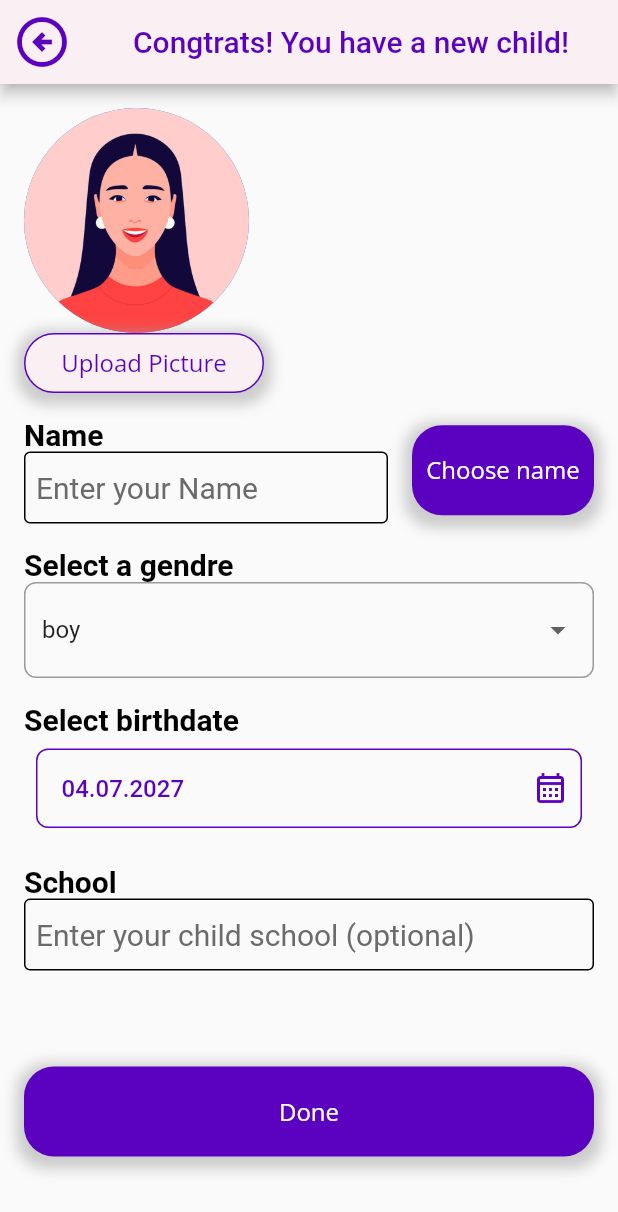
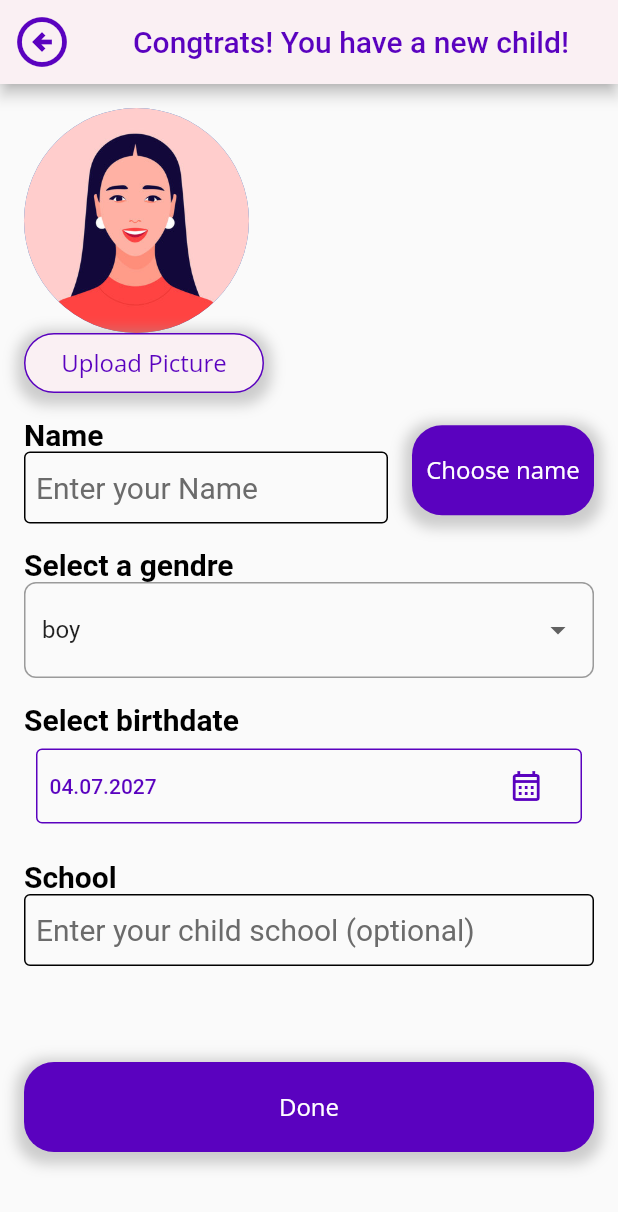
Before and after one commit to LuminitaIon/FamilyApp, a Flutter app: the AddChildScreen screen opened directly, on a phone screen of 412 x 824 dp. Shown: the top 1212 px of the screen. Run offline on Flutter 3.47's test engine with Material 2 defaults, Android fonts, the light colour scheme and no system bars; our stand-ins replace bloc, cloud_firestore, equatable, firebase_auth, firebase_core, firebase_database and 8 more; missing offline and left inert: material_tag_editor; accounts and stored records are empty; network calls fail; Roboto replaces fonts that are missing (OpenSansBold, OpenSansSemiBold).

Commit message:
fixed some bugs

```diff
--- a/lib/family_bloc/family_bloc.dart
+++ b/lib/family_bloc/family_bloc.dart
@@ -56,6 +56,7 @@ class FamilyBloc extends Bloc<FamilyEvent, FamilyState> {
         debugPrint(e.toString());
       }
     });
+    on<ReinitializeFamily>((event, emit) => FamilyState());
   }
 
   register(CreateFamilyEvent event) async {
--- a/lib/family_bloc/family_event.dart
+++ b/lib/family_bloc/family_event.dart
@@ -37,3 +37,4 @@ class AddChild extends FamilyEvent {
 
   AddChild(this.kid);
 }
+ class ReinitializeFamily extends FamilyEvent {}
--- a/lib/models/events_database.dart
+++ b/lib/models/events_database.dart
@@ -20,9 +20,9 @@ class EventsDatabase {
       EventsDatabase(parentsEvents: (json["parents_event"] as List?)
           ?.map((e) => EventModel.fromJson(e))
           .toList() ?? [],
-          childrenEvents:getMapFrom(json["children_event"]) );
+          childrenEvents:getMapFrom(json["children_event"]) ?? {});
 
-  static Map<String, List<EventModel>> getMapFrom(Map<String,dynamic> json){
+  static Map<String, List<EventModel>> getMapFrom(Map<String,dynamic>? json){
     Map<String, List<EventModel>> maps ={};
     json?.forEach((key, value) {
       maps[key] = (value as List?)?.map((e) => EventModel.fromJson(e)).toList() ?? [];
--- a/lib/screens/calendar/calendar_screen.dart
+++ b/lib/screens/calendar/calendar_screen.dart
@@ -90,7 +90,7 @@ class _CalendarScreenState extends State<CalendarScreen> {
         context.read<CalendarCubit>().getEventsForDay(state.selectedDay);
     if (events == null || events.isEmpty) {
       return Center(
-        child: Text('Nici un eveniment de prezentat'),
+        child: Text('Niciun eveniment de prezentat'),
       );
     }
 
--- a/lib/screens/login_screen/bloc/login_bloc.dart
+++ b/lib/screens/login_screen/bloc/login_bloc.dart
@@ -28,5 +28,9 @@ class LoginBloc extends Bloc<LoginEvent, LoginState> {
         emit(state.copyWith(state: LoginStates.error));
       }
     });
+    on<ForgotPassword>((event, emit) async{
+      await FirebaseAuth.instance.sendPasswordResetEmail(email: state.email);
+
+    });
   }
 }
--- a/lib/screens/login_screen/bloc/login_event.dart
+++ b/lib/screens/login_screen/bloc/login_event.dart
@@ -15,3 +15,5 @@ class LoginAddPassword extends LoginEvent {
 }
 
 class LoginToAccount extends LoginEvent {}
+
+class ForgotPassword extends LoginEvent {}
--- a/lib/user_bloc/user_logic_bloc.dart
+++ b/lib/user_bloc/user_logic_bloc.dart
@@ -46,6 +46,11 @@ class UserLogicBloc extends Bloc<UserLogicEvent, UserLogicState> {
       } catch (e) {
         //
       }
+    });
+
+    on<LogoutEvent>((event, emit) async {
+      await FirebaseAuth.instance.signOut();
+      emit(UserLogicState());
     });
   }
 
--- a/lib/user_bloc/user_logic_event.dart
+++ b/lib/user_bloc/user_logic_event.dart
@@ -9,7 +9,9 @@ class UserLogicEvent extends Equatable {
 
 class LoginEvent extends UserLogicEvent {}
 
-class LogoutEvent extends UserLogicEvent {}
+class LogoutEvent extends UserLogicEvent {
+
+}
 
 class UpdateEvent extends UserLogicEvent {}
 
--- a/lib/widgets/date_picker_button.dart
+++ b/lib/widgets/date_picker_button.dart
@@ -12,35 +12,35 @@ class DatePickerButton extends StatelessWidget {
   @override
   Widget build(BuildContext context) {
     return Padding(
-      padding:   EdgeInsets.only(left: withPadding ? 16.0 : 0.0, right: withPadding ? 16.0: 0.0),
+      padding:   EdgeInsets.only(left: withPadding ? 10.0 : 0.0, right: withPadding ? 10.0: 0.0),
       child: Container(
         decoration: BoxDecoration(
             border: Border.all(color: color ?? primaryColor),
-            borderRadius: BorderRadius.circular(8)),
+            borderRadius: BorderRadius.circular(4)),
         child: Row(
           mainAxisAlignment: MainAxisAlignment.spaceBetween,
+          crossAxisAlignment: CrossAxisAlignment.center,
           children: [
             Expanded(
+              flex: 2,
               child: Padding(
                 padding:
-                    const EdgeInsets.only(top: 16.0, bottom: 16.0, left: 16.0),
+                    const EdgeInsets.only(top: 16.0, bottom: 16.0, left: 8.0),
                 child: Text(
                   text,
                   style: const TextStyle(
                     color: primaryColor,
                     fontFamily: "OpenSansSemiBold",
-                    fontSize: 16,
+                    fontSize: 14,
                   ),
                 ),
               ),
             ),
-            Padding(
-              padding: const EdgeInsets.only(right: 8.0),
-              child: Expanded(
-                child: const Icon(
-                  Icons.calendar_month_outlined,
-                  color: primaryColor,
-                ),
+            Spacer(flex: 2,),
+            Expanded(
+              child: const Icon(
+                Icons.calendar_month_outlined,
+                color: primaryColor,
               ),
             ),
           ],
```
Also changed, not shown: lib/screens/collaborate_with_partener/entering_name_cubit.dart (+22 -20 lines), lib/screens/dashboard/dashboard.dart (+35 -13 lines), lib/screens/login_screen/login_screen.dart (+17 -10 lines), lib/screens/my_profile/my_profile_screen.dart (+18 -7 lines), lib/screens/splash_screen/splash_screen.dart (+1 -6 lines), lib/widgets/kids_card.dart (+21 -1 lines), pubspec.yaml (+5 -5 lines), 1 other file.
